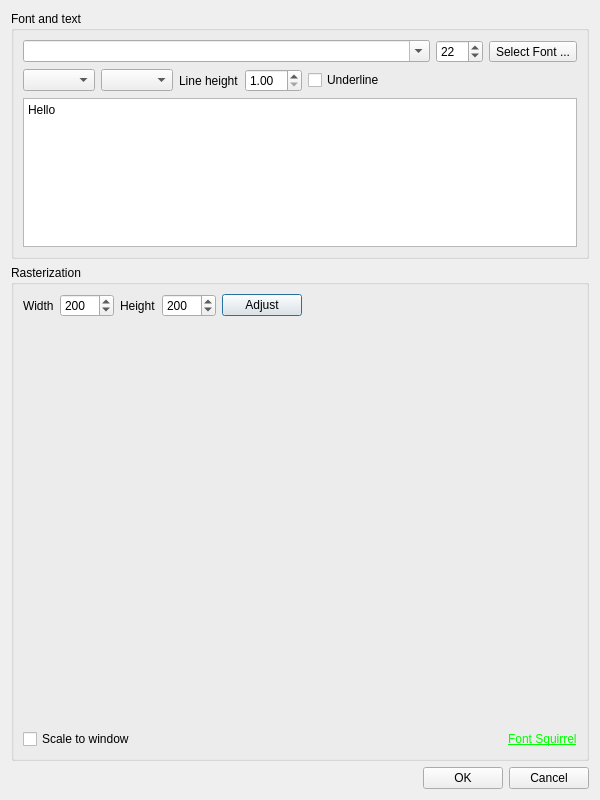
Above: editor/gui/dlgtext.ui from ensisoft/detonator before the change. Below: the same form after it.
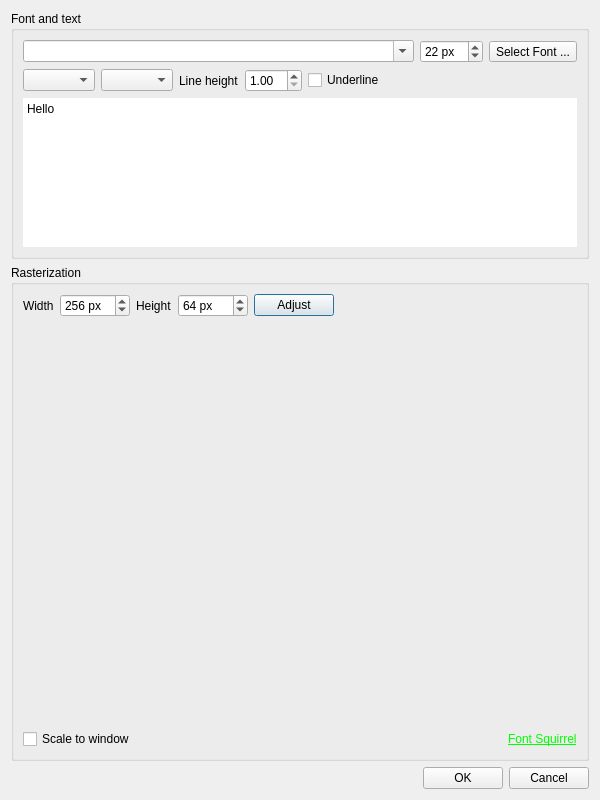
That is the form after the change. Icons and pictures are not drawn. Custom widgets are drawn as their Qt base class.

Commit message:
Fix text rectangle position bug in DlgText
Fix text rectangle position bug in DlgText when the raster buffer
width/height exceeds the render target width/height using unsigned
integer will cause very large x/y coordinate and render the text
off-screen.

The edit to the form file:
```diff
--- a/editor/gui/dlgtext.ui
+++ b/editor/gui/dlgtext.ui
@@ -41,11 +41,14 @@
         </item>
         <item>
          <widget class="QSpinBox" name="fontSize">
+          <property name="suffix">
+           <string> px</string>
+          </property>
           <property name="minimum">
            <number>6</number>
           </property>
           <property name="maximum">
-           <number>100</number>
+           <number>500</number>
           </property>
           <property name="value">
            <number>22</number>
@@ -114,6 +117,9 @@
       </item>
       <item>
        <widget class="QPlainTextEdit" name="text">
+        <property name="frameShape">
+         <enum>QFrame::NoFrame</enum>
+        </property>
         <property name="plainText">
          <string>Hello</string>
         </property>
@@ -139,14 +145,20 @@
         </item>
         <item>
          <widget class="QSpinBox" name="bufferWidth">
+          <property name="suffix">
+           <string> px</string>
+          </property>
           <property name="minimum">
            <number>1</number>
           </property>
           <property name="maximum">
-           <number>1024</number>
+           <number>4096</number>
+          </property>
+          <property name="stepType">
+           <enum>QAbstractSpinBox::AdaptiveDecimalStepType</enum>
           </property>
           <property name="value">
-           <number>200</number>
+           <number>256</number>
           </property>
          </widget>
         </item>
@@ -159,14 +171,23 @@
         </item>
         <item>
          <widget class="QSpinBox" name="bufferHeight">
+          <property name="suffix">
+           <string> px</string>
+          </property>
+          <property name="prefix">
+           <string/>
+          </property>
           <property name="minimum">
            <number>1</number>
           </property>
           <property name="maximum">
-           <number>1024</number>
+           <number>4096</number>
+          </property>
+          <property name="stepType">
+           <enum>QAbstractSpinBox::AdaptiveDecimalStepType</enum>
           </property>
           <property name="value">
-           <number>200</number>
+           <number>64</number>
           </property>
          </widget>
         </item>
```
The commit also changes 1 other file.
